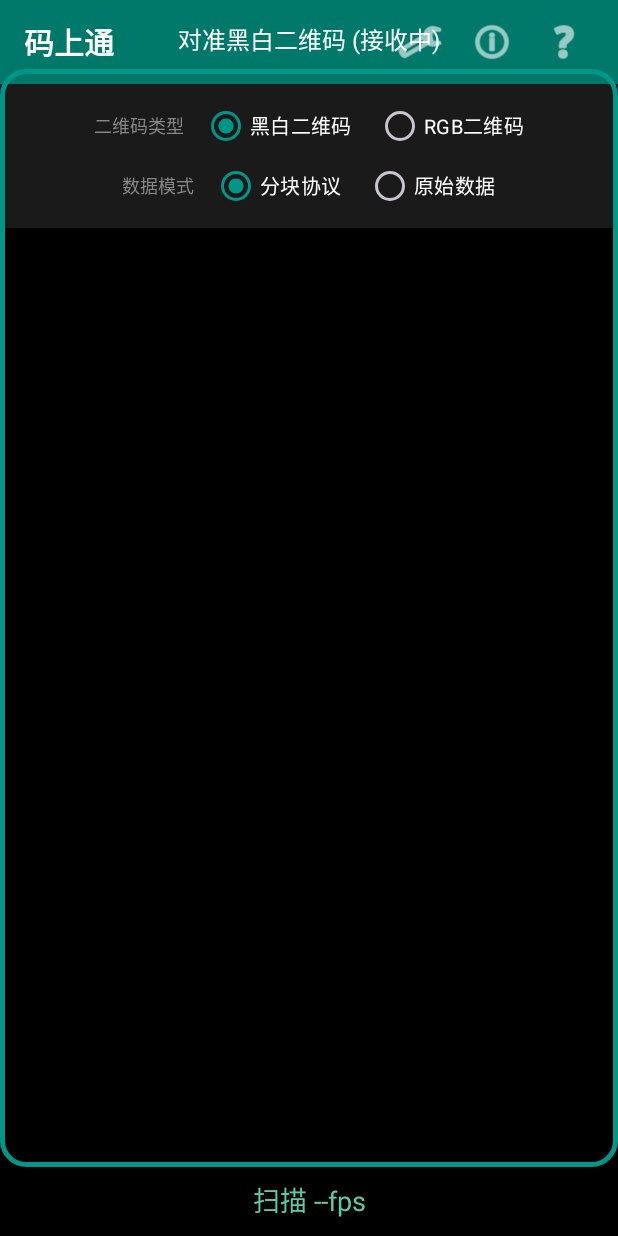
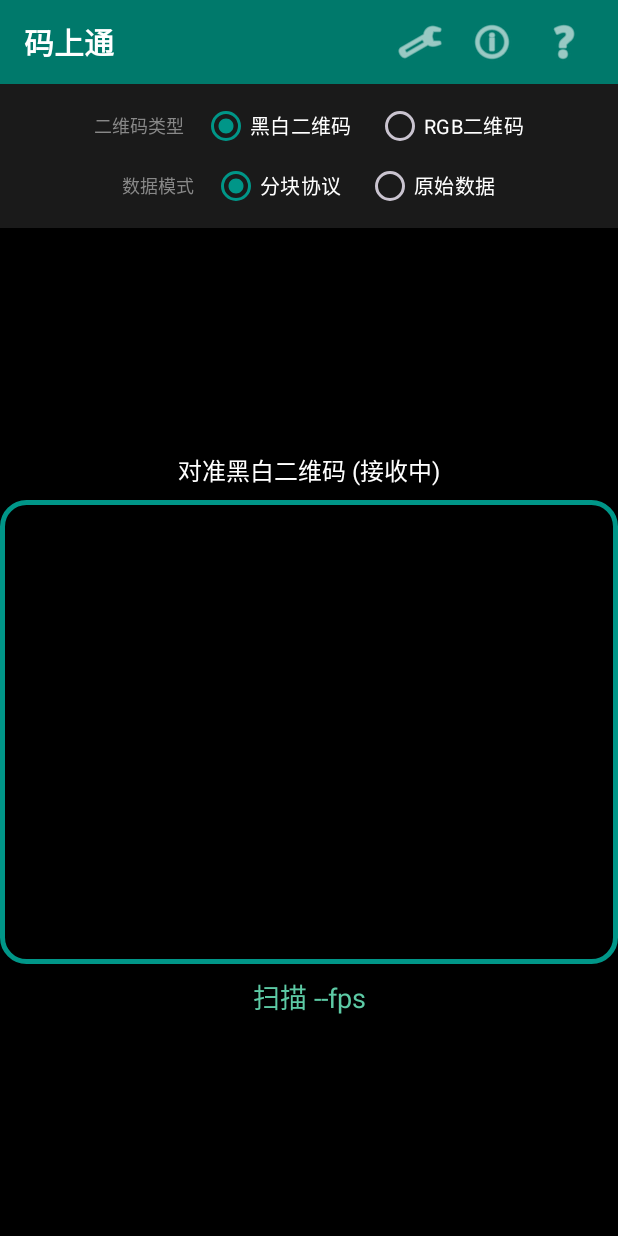
Before and after one commit to pisces312/qrcast, an Android app: the screen it shows after launch (MainActivity), after a tap on "相机扫码", on a phone screen of 412 x 824 dp. Run offline under Robolectric (Android 15) with nearby library versions, the light colour scheme and no system bars; libraries missing offline, so code that uses them is left out: androidx.camera.core, androidx.camera.lifecycle, androidx.camera.view, com.google.mlkit.vision, org.apache.commons; plain views replace PreviewView; 7 statements that could not run were skipped.

Commit message:
feat: 预设相机比例1280:960 + PreviewView/scanFrame自适应
- CAMERA_TARGET_WIDTH/HEIGHT 常量化
- startCameraMode() 启动时立即设置预设比例
- 首帧后按实际分辨率动态修正
- XML默认比例同步为1280:960

```diff
--- a/app/src/main/kotlin/com/pisces312/qrcast/MainActivity.kt
+++ b/app/src/main/kotlin/com/pisces312/qrcast/MainActivity.kt
@@ -290,6 +290,15 @@ class MainActivity : AppCompatActivity() {
         analysisResolution = ""
         scanHint.text = getScanHint()
 
+        // Set initial aspect ratio from requested resolution (before first frame)
+        val initialRatio = "${CAMERA_TARGET_WIDTH}:${CAMERA_TARGET_HEIGHT}"
+        val previewParams = previewView.layoutParams as androidx.constraintlayout.widget.ConstraintLayout.LayoutParams
+        previewParams.dimensionRatio = initialRatio
+        previewView.layoutParams = previewParams
+        val frameParams = scanFrame.layoutParams as androidx.constraintlayout.widget.ConstraintLayout.LayoutParams
+        frameParams.dimensionRatio = initialRatio
+        scanFrame.layoutParams = frameParams
+
         val cameraProviderFuture = ProcessCameraProvider.getInstance(this)
         cameraProviderFuture.addListener({
             try {
@@ -311,7 +320,7 @@ class MainActivity : AppCompatActivity() {
 
         val resolutionSelector = ResolutionSelector.Builder()
             .setResolutionStrategy(ResolutionStrategy(
-                Size(960, 1080),
+                Size(CAMERA_TARGET_WIDTH, CAMERA_TARGET_HEIGHT),
                 ResolutionStrategy.FALLBACK_RULE_CLOSEST_LOWER
             ))
             .build()
@@ -456,15 +465,20 @@ class MainActivity : AppCompatActivity() {
         }
 
         // Capture actual camera resolution from first frame
-        // and adapt scanFrame aspect ratio to match camera
+        // and adapt PreviewView + scanFrame aspect ratio to match camera
         if (analysisResolution.isEmpty()) {
             val w = mediaImage.width
             val h = mediaImage.height
             analysisResolution = "${w}×${h}"
+            val ratio = "$w:$h"
             runOnUiThread {
-                val params = scanFrame.layoutParams as androidx.constraintlayout.widget.ConstraintLayout.LayoutParams
-                params.dimensionRatio = "$w:$h"
-                scanFrame.layoutParams = params
+                val previewParams = previewView.layoutParams as androidx.constraintlayout.widget.ConstraintLayout.LayoutParams
+                previewParams.dimensionRatio = ratio
+                previewView.layoutParams = previewParams
+
+                val frameParams = scanFrame.layoutParams as androidx.constraintlayout.widget.ConstraintLayout.LayoutParams
+                frameParams.dimensionRatio = ratio
+                scanFrame.layoutParams = frameParams
             }
         }
 
@@ -1121,6 +1135,8 @@ class MainActivity : AppCompatActivity() {
 
     companion object {
         private const val TAG = "QRCast"
+        const val CAMERA_TARGET_WIDTH = 1280
+        const val CAMERA_TARGET_HEIGHT = 960
     }
 }
 
--- a/app/src/main/res/layout/activity_main.xml
+++ b/app/src/main/res/layout/activity_main.xml
@@ -254,14 +254,18 @@
         </LinearLayout>
     </ScrollView>
 
-    <!-- Camera Preview (hidden by default) -->
+    <!-- Camera Preview (hidden by default, aspect ratio set dynamically) -->
     <androidx.camera.view.PreviewView
         android:id="@+id/previewView"
-        android:layout_width="match_parent"
+        android:layout_width="0dp"
         android:layout_height="0dp"
         android:visibility="gone"
         app:layout_constraintBottom_toBottomOf="parent"
-        app:layout_constraintTop_toBottomOf="@id/protocolPanel" />
+        app:layout_constraintDimensionRatio="1280:960"
+        app:layout_constraintEnd_toEndOf="parent"
+        app:layout_constraintStart_toStartOf="parent"
+        app:layout_constraintTop_toBottomOf="@id/protocolPanel"
+        app:layout_constraintWidth_percent="1.0" />
 
     <View
         android:id="@+id/scanFrame"
@@ -270,10 +274,10 @@
         android:background="@drawable/scan_frame"
         android:visibility="gone"
         app:layout_constraintBottom_toBottomOf="parent"
-        app:layout_constraintDimensionRatio="9:16"
+        app:layout_constraintDimensionRatio="1280:960"
         app:layout_constraintEnd_toEndOf="parent"
         app:layout_constraintStart_toStartOf="parent"
-        app:layout_constraintTop_toTopOf="parent"
+        app:layout_constraintTop_toBottomOf="@id/protocolPanel"
         app:layout_constraintWidth_percent="1.0" />
 
     <TextView
```
